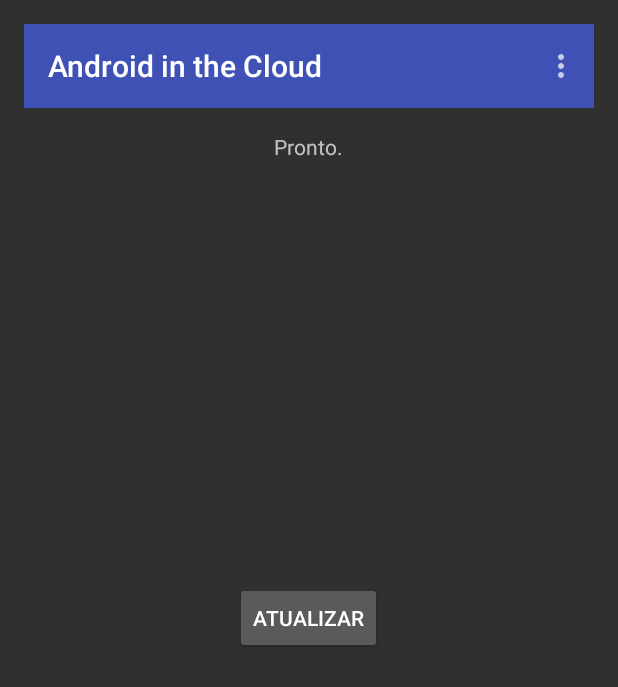
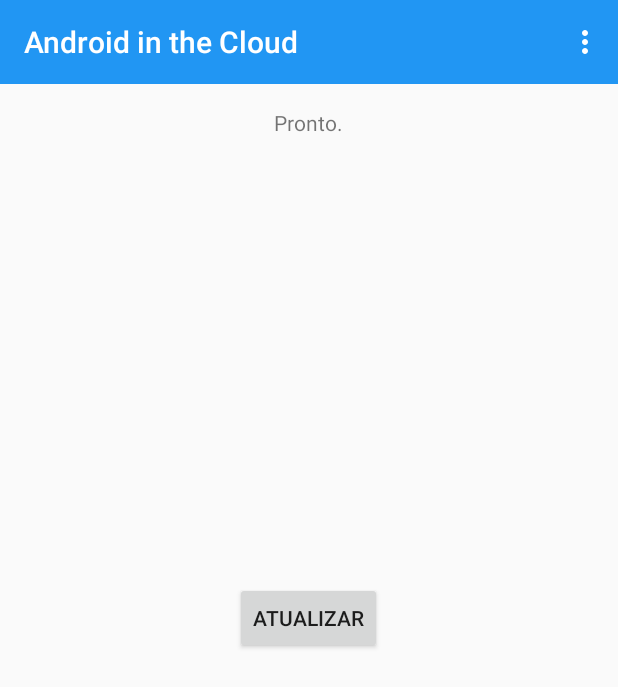
Before and after one commit to josenaves/android-in-the-cloud, an Android app: the screen it shows after launch (MainActivity), on a phone screen of 412 x 824 dp. Shown: the top 687 px of the screen. Run offline under Robolectric (Android 15) with nearby library versions, the phone set to English and light mode, and no system bars.

Commit message:
Ajustes para Material Design

```diff
--- a/app/build.gradle
+++ b/app/build.gradle
@@ -1,13 +1,13 @@
 apply plugin: 'com.android.application'
 
 android {
-    compileSdkVersion 22
+    compileSdkVersion 21
     buildToolsVersion "22.0.1"
 
     defaultConfig {
         applicationId "com.josenaves.android.cloud"
         minSdkVersion 14
-        targetSdkVersion 22
+        targetSdkVersion 21
         versionCode 1
         versionName "1.0"
     }
@@ -21,5 +21,5 @@ android {
 
 dependencies {
     compile fileTree(dir: 'libs', include: ['*.jar'])
-    compile 'com.android.support:appcompat-v7:22.1.1'
+    compile 'com.android.support:appcompat-v7:21.0.+'
 }
--- a/app/src/main/java/com/josenaves/android/cloud/MainActivity.java
+++ b/app/src/main/java/com/josenaves/android/cloud/MainActivity.java
@@ -5,7 +5,8 @@ import android.net.ConnectivityManager;
 import android.net.NetworkInfo;
 import android.os.AsyncTask;
 import android.os.Bundle;
-import android.support.v7.app.AppCompatActivity;
+import android.support.v7.app.ActionBar;
+import android.support.v7.app.ActionBarActivity;
 import android.support.v7.widget.Toolbar;
 import android.view.Menu;
 import android.view.MenuItem;
@@ -16,7 +17,7 @@ import android.widget.TextView;
 import android.widget.Toast;
 
 
-public class MainActivity extends AppCompatActivity {
+public class MainActivity extends ActionBarActivity {
     // AppCompatActivity --> Material Design guidelines
 
     private Button btRefresh;
--- a/app/src/main/res/layout/activity_main.xml
+++ b/app/src/main/res/layout/activity_main.xml
@@ -1,22 +1,22 @@
 <RelativeLayout xmlns:android="http://schemas.android.com/apk/res/android"
     xmlns:tools="http://schemas.android.com/tools" android:layout_width="match_parent"
     android:layout_height="match_parent"
-    android:paddingLeft="@dimen/activity_horizontal_margin"
-    android:paddingRight="@dimen/activity_horizontal_margin"
-    android:paddingTop="@dimen/activity_vertical_margin"
-    android:paddingBottom="@dimen/activity_vertical_margin"
     tools:context=".MainActivity">
 
     <LinearLayout
         android:layout_width="fill_parent"
         android:layout_height="wrap_content"
-        android:layout_alignParentTop="true"
         android:orientation="vertical"
-        android:id="@+id/linearLayout">
+        android:id="@+id/linearLayout"
+        android:layout_alignParentRight="true"
+        android:layout_alignParentEnd="false"
+        android:layout_alignParentTop="true">
 
         <include
             android:id="@+id/toolbar"
-            layout="@layout/toolbar" />
+            layout="@layout/toolbar"
+            android:layout_width="fill_parent"
+            android:layout_height="fill_parent" />
     </LinearLayout>
 
     <TextView android:text="@string/status_ready"
--- a/app/src/main/res/layout/toolbar.xml
+++ b/app/src/main/res/layout/toolbar.xml
@@ -1,8 +1,11 @@
 <?xml version="1.0" encoding="utf-8"?>
 <android.support.v7.widget.Toolbar
     xmlns:android="http://schemas.android.com/apk/res/android"
+    xmlns:app="http://schemas.android.com/apk/res-auto"
     android:id="@+id/toolbar"
     android:layout_width="match_parent"
-    android:layout_height="@dimen/abc_action_bar_default_height_material"
-    android:minHeight="@dimen/abc_action_bar_default_height_material"
-    android:background="?attr/colorPrimary" />
+    android:layout_height="wrap_content"
+    android:background="?attr/colorPrimary"
+    android:minHeight="?attr/actionBarSize"
+    app:theme="@style/ThemeOverlay.AppCompat.Dark.ActionBar"
+    app:popupTheme="@style/ThemeOverlay.AppCompat.Light" />
--- a/app/src/main/res/values/colors.xml
+++ b/app/src/main/res/values/colors.xml
@@ -1,9 +1,9 @@
 <?xml version="1.0" encoding="utf-8"?>
 <resources>
-    <color name="colorPrimary">#3F51B5</color>
-    <color name="colorPrimaryDark">#1A237E</color>
-    <color name="textColorPrimary">#E8EAF6</color>
+    <color name="colorPrimary">#2196F3</color>
+    <color name="colorPrimaryDark">#1976D2</color>
+    <color name="textColorPrimary">#212121</color>
     <color name="windowBackground">#E8EAF6</color>
-    <color name="navigationBarColor">#000000</color>
-    <color name="colorAccent">#7986CB</color>
+    <color name="navigationBarColor">#1976D2</color>
+    <color name="colorAccent">#FF4081</color>
 </resources>
--- a/app/src/main/res/values/styles.xml
+++ b/app/src/main/res/values/styles.xml
@@ -5,10 +5,11 @@
         <!-- Customize your theme here. -->
     </style>
 
-    <style name="MaterialTheme.Base" parent="Theme.AppCompat.NoActionBar">
+    <style name="MaterialTheme.Base" parent="Theme.AppCompat.Light.NoActionBar">
         <item name="colorPrimary">@color/colorPrimary</item>
         <item name="colorPrimaryDark">@color/colorPrimaryDark</item>
         <item name="colorAccent">@color/colorAccent</item>
+        <item name="windowActionBar">false</item>
     </style>
 
 </resources>
```
Also changed, not shown: 1 other file.
